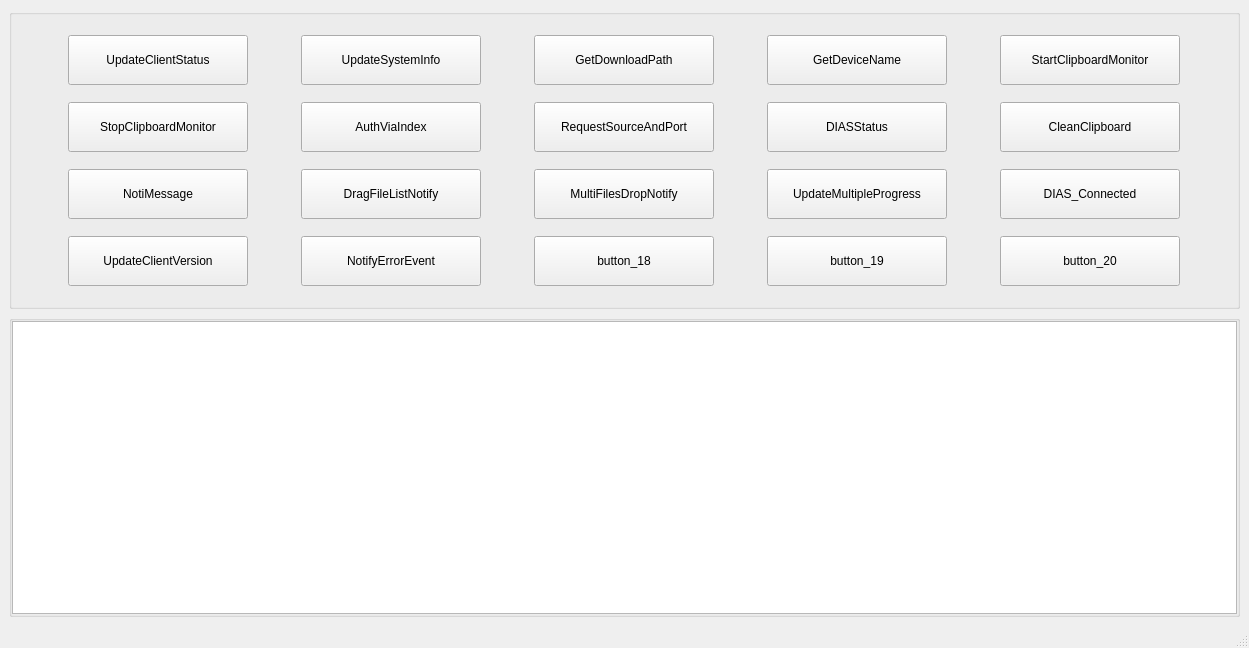
This is client/platform/windows/source_code/windows_clipboard/test-plugin/control_window.ui in yanfuxiong/DataSharing as Qt 5 draws it before an edit. The edited form follows.
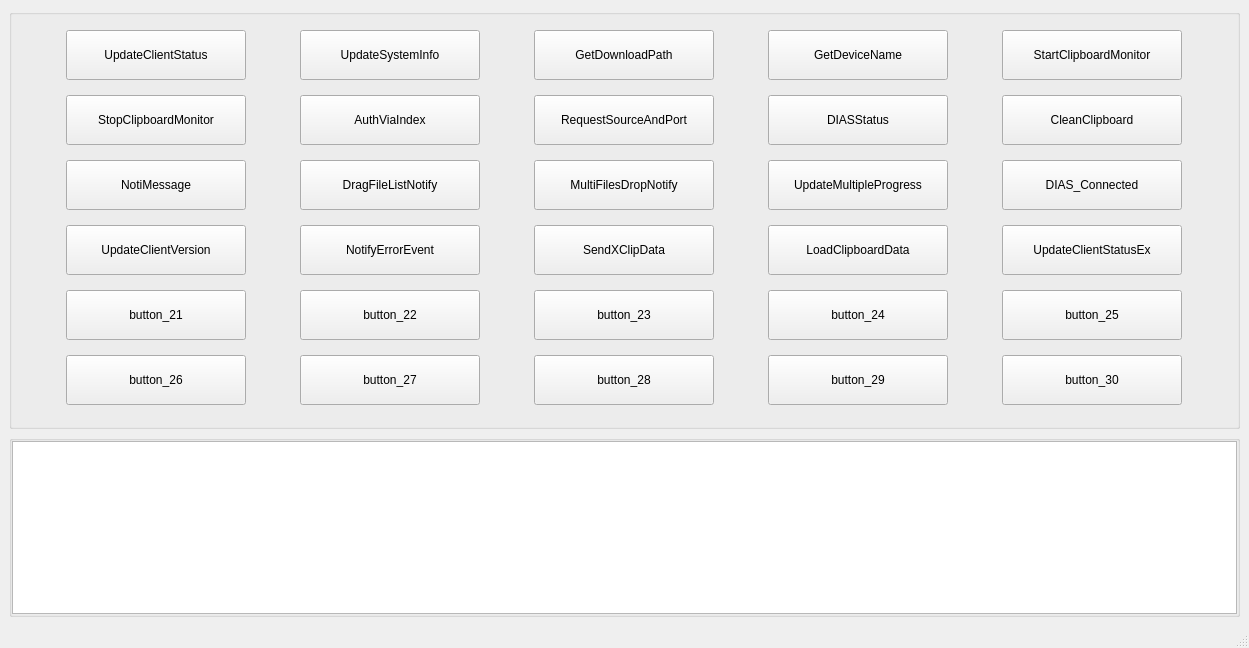
This is the edited form.

Patch:
```diff
--- a/client/platform/windows/source_code/windows_clipboard/test-plugin/control_window.ui
+++ b/client/platform/windows/source_code/windows_clipboard/test-plugin/control_window.ui
@@ -26,19 +26,34 @@
       <property name="minimumSize">
        <size>
         <width>0</width>
-        <height>300</height>
+        <height>420</height>
        </size>
       </property>
       <property name="maximumSize">
        <size>
         <width>16777215</width>
-        <height>300</height>
+        <height>420</height>
        </size>
       </property>
       <property name="title">
        <string/>
       </property>
       <layout class="QGridLayout" name="gridLayout">
+       <property name="leftMargin">
+        <number>0</number>
+       </property>
+       <property name="topMargin">
+        <number>0</number>
+       </property>
+       <property name="rightMargin">
+        <number>0</number>
+       </property>
+       <property name="bottomMargin">
+        <number>0</number>
+       </property>
+       <property name="spacing">
+        <number>0</number>
+       </property>
        <item row="0" column="0">
         <widget class="QPushButton" name="UpdateClientStatus_btn">
          <property name="sizePolicy">
@@ -485,7 +500,7 @@
           </size>
          </property>
          <property name="text">
-          <string>button_18</string>
+          <string>SendXClipData</string>
          </property>
         </widget>
        </item>
@@ -510,7 +525,7 @@
           </size>
          </property>
          <property name="text">
-          <string>button_19</string>
+          <string>LoadClipboardData</string>
          </property>
         </widget>
        </item>
@@ -535,7 +550,257 @@
           </size>
          </property>
          <property name="text">
-          <string>button_20</string>
+          <string>UpdateClientStatusEx</string>
+         </property>
+        </widget>
+       </item>
+       <item row="4" column="0">
+        <widget class="QPushButton" name="button_21">
+         <property name="sizePolicy">
+          <sizepolicy hsizetype="Fixed" vsizetype="Fixed">
+           <horstretch>0</horstretch>
+           <verstretch>0</verstretch>
+          </sizepolicy>
+         </property>
+         <property name="minimumSize">
+          <size>
+           <width>180</width>
+           <height>50</height>
+          </size>
+         </property>
+         <property name="maximumSize">
+          <size>
+           <width>180</width>
+           <height>50</height>
+          </size>
+         </property>
+         <property name="text">
+          <string>button_21</string>
+         </property>
+        </widget>
+       </item>
+       <item row="4" column="1">
+        <widget class="QPushButton" name="button_22">
+         <property name="sizePolicy">
+          <sizepolicy hsizetype="Fixed" vsizetype="Fixed">
+           <horstretch>0</horstretch>
+           <verstretch>0</verstretch>
+          </sizepolicy>
+         </property>
+         <property name="minimumSize">
+          <size>
+           <width>180</width>
+           <height>50</height>
+          </size>
+         </property>
+         <property name="maximumSize">
+          <size>
+           <width>180</width>
+           <height>50</height>
+          </size>
+         </property>
+         <property name="text">
+          <string>button_22</string>
+         </property>
+        </widget>
+       </item>
+       <item row="4" column="2">
+        <widget class="QPushButton" name="button_23">
+         <property name="sizePolicy">
+          <sizepolicy hsizetype="Fixed" vsizetype="Fixed">
+           <horstretch>0</horstretch>
+           <verstretch>0</verstretch>
+          </sizepolicy>
+         </property>
+         <property name="minimumSize">
+          <size>
+           <width>180</width>
+           <height>50</height>
+          </size>
+         </property>
+         <property name="maximumSize">
+          <size>
+           <width>180</width>
+           <height>50</height>
+          </size>
+         </property>
+         <property name="text">
+          <string>button_23</string>
+         </property>
+        </widget>
+       </item>
+       <item row="4" column="3">
+        <widget class="QPushButton" name="button_24">
+         <property name="sizePolicy">
+          <sizepolicy hsizetype="Fixed" vsizetype="Fixed">
+           <horstretch>0</horstretch>
+           <verstretch>0</verstretch>
+          </sizepolicy>
+         </property>
+         <property name="minimumSize">
+          <size>
+           <width>180</width>
+           <height>50</height>
+          </size>
+         </property>
+         <property name="maximumSize">
+          <size>
+           <width>180</width>
+           <height>50</height>
+          </size>
+         </property>
+         <property name="text">
+          <string>button_24</string>
+         </property>
+        </widget>
+       </item>
+       <item row="4" column="4">
+        <widget class="QPushButton" name="button_25">
+         <property name="sizePolicy">
+          <sizepolicy hsizetype="Fixed" vsizetype="Fixed">
+           <horstretch>0</horstretch>
+           <verstretch>0</verstretch>
+          </sizepolicy>
+         </property>
+         <property name="minimumSize">
+          <size>
+           <width>180</width>
+           <height>50</height>
+          </size>
+         </property>
+         <property name="maximumSize">
+          <size>
+           <width>180</width>
+           <height>50</height>
+          </size>
+         </property>
+         <property name="text">
+          <string>button_25</string>
+         </property>
+        </widget>
+       </item>
+       <item row="5" column="0">
+        <widget class="QPushButton" name="button_26">
+         <property name="sizePolicy">
+          <sizepolicy hsizetype="Fixed" vsizetype="Fixed">
+           <horstretch>0</horstretch>
+           <verstretch>0</verstretch>
+          </sizepolicy>
+         </property>
+         <property name="minimumSize">
+          <size>
+           <width>180</width>
+           <height>50</height>
+          </size>
+         </property>
+         <property name="maximumSize">
+          <size>
+           <width>180</width>
+           <height>50</height>
+          </size>
+         </property>
+         <property name="text">
+          <string>button_26</string>
+         </property>
+        </widget>
+       </item>
+       <item row="5" column="1">
+        <widget class="QPushButton" name="button_27">
+         <property name="sizePolicy">
+          <sizepolicy hsizetype="Fixed" vsizetype="Fixed">
+           <horstretch>0</horstretch>
+           <verstretch>0</verstretch>
+          </sizepolicy>
+         </property>
+         <property name="minimumSize">
+          <size>
+           <width>180</width>
+           <height>50</height>
+          </size>
+         </property>
+         <property name="maximumSize">
+          <size>
+           <width>180</width>
+           <height>50</height>
+          </size>
+         </property>
+         <property name="text">
+          <string>button_27</string>
+         </property>
+        </widget>
+       </item>
+       <item row="5" column="2">
+        <widget class="QPushButton" name="button_28">
+         <property name="sizePolicy">
+          <sizepolicy hsizetype="Fixed" vsizetype="Fixed">
+           <horstretch>0</horstretch>
+           <verstretch>0</verstretch>
+          </sizepolicy>
+         </property>
+         <property name="minimumSize">
+          <size>
+           <width>180</width>
+           <height>50</height>
+          </size>
+         </property>
+         <property name="maximumSize">
+          <size>
+           <width>180</width>
+           <height>50</height>
+          </size>
+         </property>
+         <property name="text">
+          <string>button_28</string>
+         </property>
+        </widget>
+       </item>
+       <item row="5" column="3">
+        <widget class="QPushButton" name="button_29">
+         <property name="sizePolicy">
+          <sizepolicy hsizetype="Fixed" vsizetype="Fixed">
+           <horstretch>0</horstretch>
+           <verstretch>0</verstretch>
+          </sizepolicy>
+         </property>
+         <property name="minimumSize">
+          <size>
+           <width>180</width>
+           <height>50</height>
+          </size>
+         </property>
+         <property name="maximumSize">
+          <size>
+           <width>180</width>
+           <height>50</height>
+          </size>
+         </property>
+         <property name="text">
+          <string>button_29</string>
+         </property>
+        </widget>
+       </item>
+       <item row="5" column="4">
+        <widget class="QPushButton" name="button_30">
+         <property name="sizePolicy">
+          <sizepolicy hsizetype="Fixed" vsizetype="Fixed">
+           <horstretch>0</horstretch>
+           <verstretch>0</verstretch>
+          </sizepolicy>
+         </property>
+         <property name="minimumSize">
+          <size>
+           <width>180</width>
+           <height>50</height>
+          </size>
+         </property>
+         <property name="maximumSize">
+          <size>
+           <width>180</width>
+           <height>50</height>
+          </size>
+         </property>
+         <property name="text">
+          <string>button_30</string>
          </property>
         </widget>
        </item>
```
Left out of the diff: 6 changed lines with no effect on the pictures.
